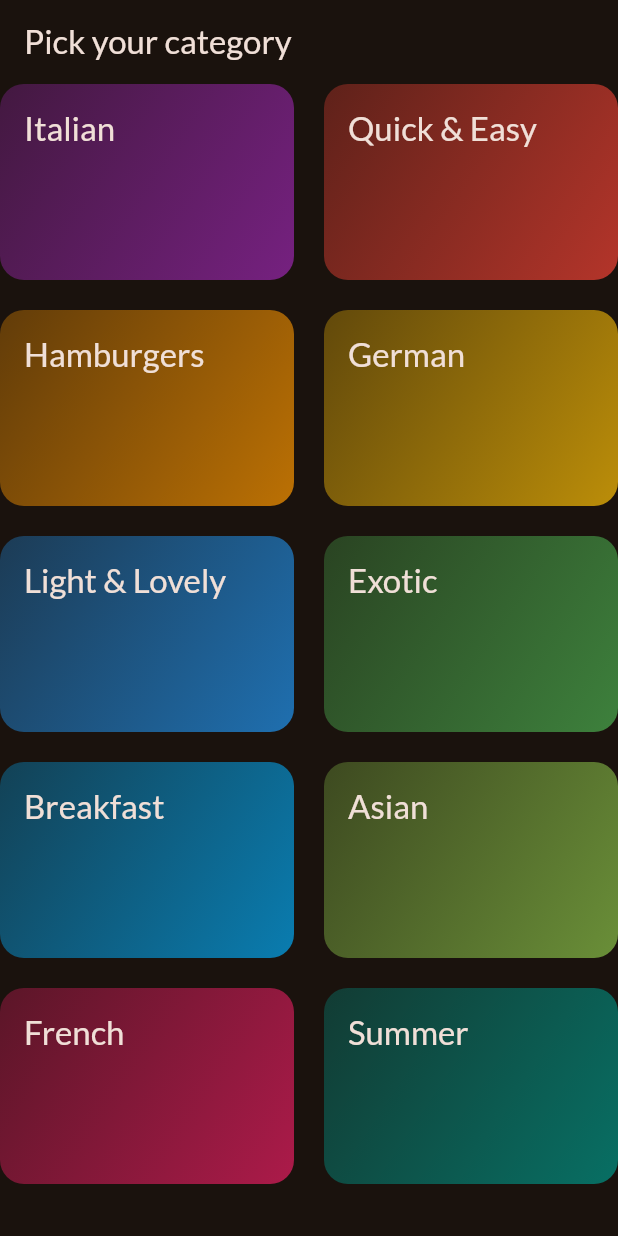
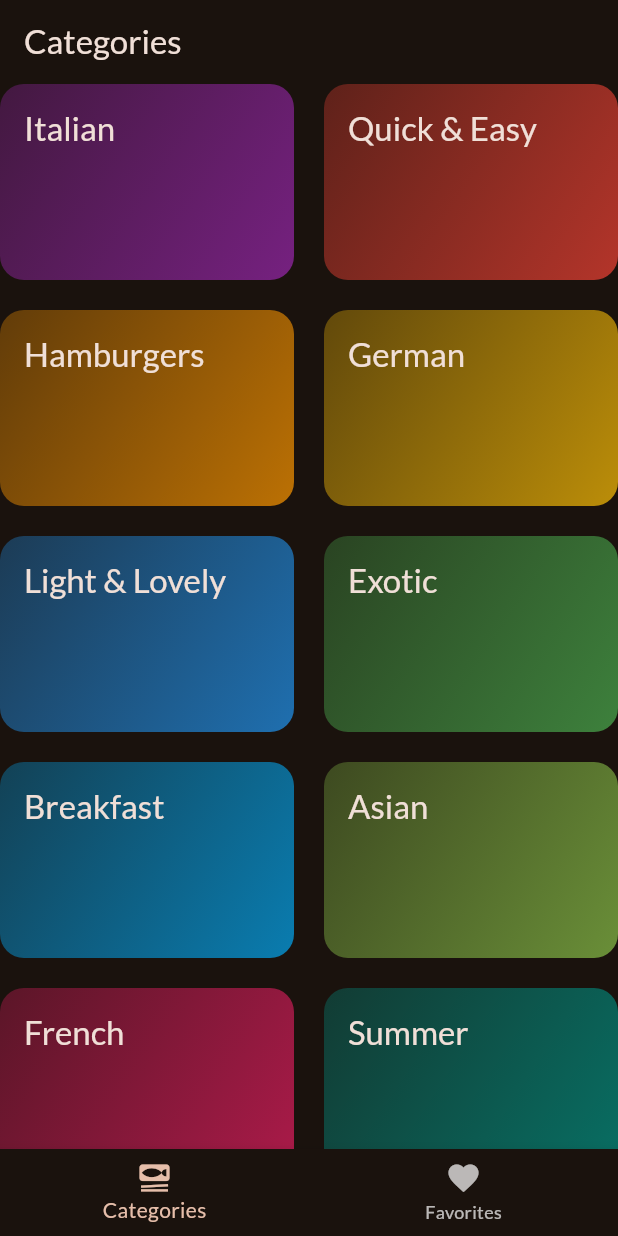
Before and after one commit to BrajeshSanodiya/MealCraft, a Flutter app: the screen it shows after launch, on a phone screen of 412 x 824 dp. Run offline on Flutter 3.47's test engine with Material 3 defaults, Android fonts, the phone set to English and light mode, and no system bars; our stand-ins replace google_fonts, transparent_image.

Commit message:
added Tabs - Categories and Favorites

```diff
--- a/lib/main.dart
+++ b/lib/main.dart
@@ -1,6 +1,7 @@
 import 'package:flutter/material.dart';
 import 'package:google_fonts/google_fonts.dart';
 import 'package:meal_craft/screens/categories_screen.dart';
+import 'package:meal_craft/screens/tab_screen.dart';
 
 final theme = ThemeData(
   colorScheme: ColorScheme.fromSeed(
@@ -21,7 +22,7 @@
   Widget build(BuildContext context) {
     return MaterialApp(
       theme: theme,
-      home: CategoriesScreen()
+      home: TabScreen()
     );
   }
 }
--- a/lib/screens/categories_screen.dart
+++ b/lib/screens/categories_screen.dart
@@ -21,11 +21,7 @@
 
 @override
   Widget build(BuildContext context) {
-    return Scaffold(
-      appBar:  AppBar(
-        title: const Text("Pick your category"),
-      ),
-     body: GridView(
+    return GridView(
       gridDelegate: SliverGridDelegateWithFixedCrossAxisCount(
         crossAxisCount: 2,
         childAspectRatio: 1.5,
@@ -37,8 +33,7 @@
           CategoryGridItem(category:category,onSelectCategory: (){
             _selectCategory(context,category);
           },)
-     ],),
-    );
+     ],);
   }
 
 }
--- /dev/null
+++ b/lib/screens/tab_screen.dart
@@ -0,0 +1,51 @@
+
+
+import 'package:flutter/material.dart';
+import 'package:meal_craft/screens/categories_screen.dart';
+import 'package:meal_craft/screens/meals_screen.dart';
+
+class TabScreen extends StatefulWidget{
+  const TabScreen({super.key});
+
+  @override
+  State<StatefulWidget> createState() {
+    return _TabScreenState();
+  }
+}
+
+class _TabScreenState extends State<TabScreen>{
+int _selectedPageIndex=0;
+
+void _selectPage(int index){
+setState(() {
+  _selectedPageIndex=index;
+});
+}
+
+@override
+  Widget build(BuildContext context) {
+    Widget activePage= const CategoriesScreen();
+    String activePageTitle= 'Categories';
+      if(_selectedPageIndex ==1){
+        activePage=MealsScreen(meals: []);
+        activePageTitle = 'Favourites';
+      }
+
+    return Scaffold(
+      appBar: AppBar(
+        title: Text(activePageTitle),
+      ),
+      body: activePage,
+      bottomNavigationBar: BottomNavigationBar(
+        onTap: _selectPage,
+        currentIndex: _selectedPageIndex,
+        items: [
+          BottomNavigationBarItem(icon: Icon(Icons.set_meal), label:  'Categories'),
+          BottomNavigationBarItem(icon: Icon(Icons.favorite), label: "Favorites")
+        ]
+        ),
+
+    );
+  }
+
+}
```
Also changed, not shown: lib/screens/meals_screen.dart (+7 -3 lines).
